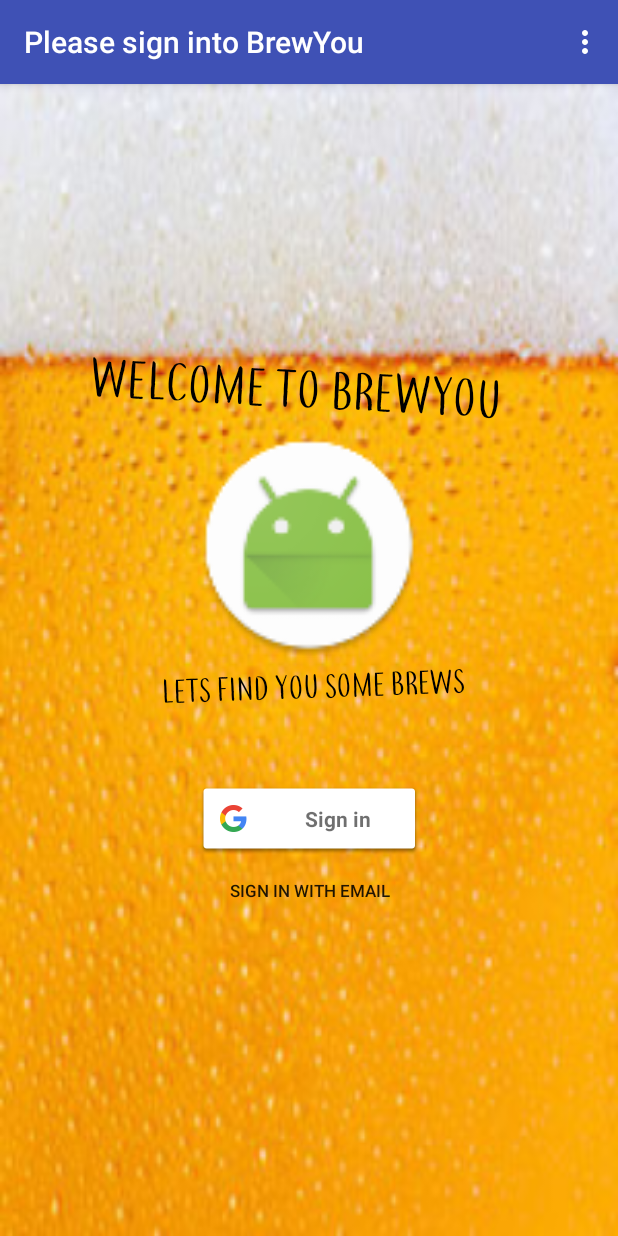
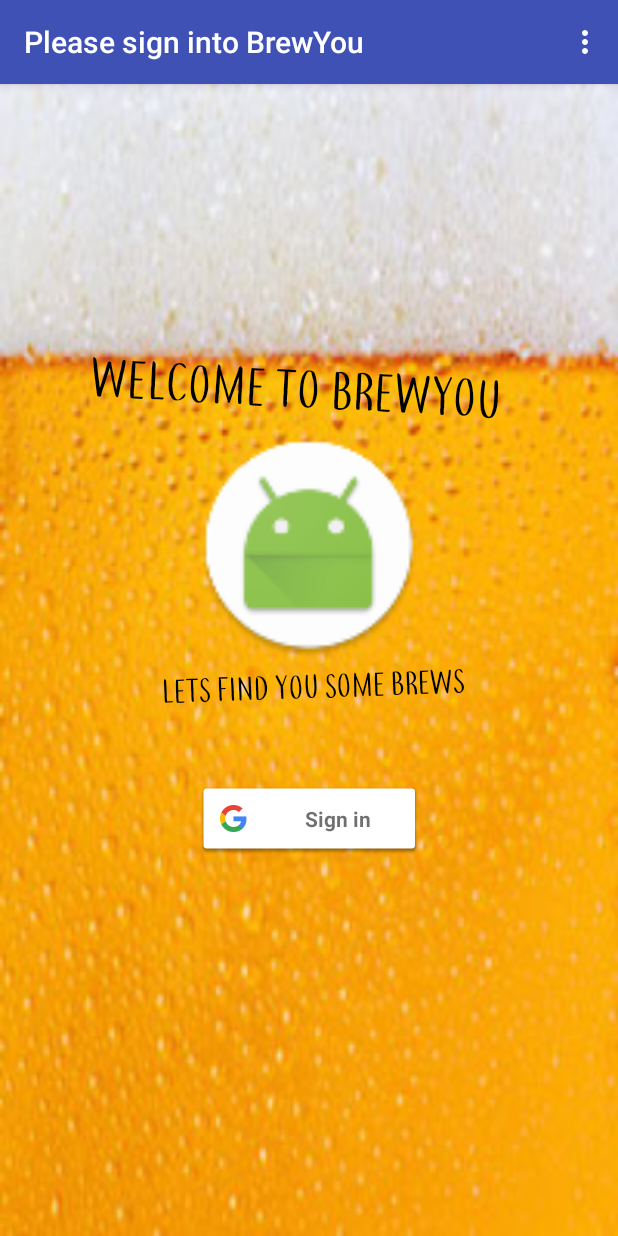
Before and after one commit to BurtonArlen/BrewYou, an Android app: the screen it shows after launch (GoogleSignInActivity), on a phone screen of 412 x 824 dp. Run offline under Robolectric (Android 15) with nearby library versions, the phone set to English and light mode, and no system bars; our stand-ins replace ButterKnife, Firebase (no records; nobody signed in at launch, a user with empty details on screens opened directly); 1 statement that could not run was skipped.

Commit message:
updated sign in layout

```diff
--- a/app/src/main/java/com/burton/arlen/brewyou/Constants.java
+++ b/app/src/main/java/com/burton/arlen/brewyou/Constants.java
@@ -13,7 +13,6 @@ public class Constants {
     public static final String ENDPOINT_KEYWORD = "type";
     public static final String ENDPOINT_TYPE = "beer";
     public static final String PREFERENCES_NAME = "name";
-    public static final String FIREBASE_CHILD_SEARCH_NAME = "searchedBeer";
     public static final String FIREBASE_CHILD_BEER = "beers";
 
 
--- a/app/src/main/res/layout/activity_google_sign_in.xml
+++ b/app/src/main/res/layout/activity_google_sign_in.xml
@@ -59,18 +59,6 @@
         android:layout_marginBottom="8dp"
         app:layout_constraintBottom_toTopOf="@+id/taglineText" />
 
-    <Button
-        android:layout_width="150sp"
-        android:id="@+id/emailSignInButton"
-        android:layout_height="wrap_content"
-        android:text="Sign in with email"
-        android:textSize="11sp"
-        android:background="@android:color/transparent"
-        app:layout_constraintTop_toBottomOf="@+id/sign_in_button"
-        android:layout_marginLeft="8dp"
-        app:layout_constraintLeft_toLeftOf="parent"
-        android:layout_marginRight="8dp"
-        app:layout_constraintRight_toRightOf="parent" />
 
     <com.google.android.gms.common.SignInButton
         android:id="@+id/sign_in_button"
```
